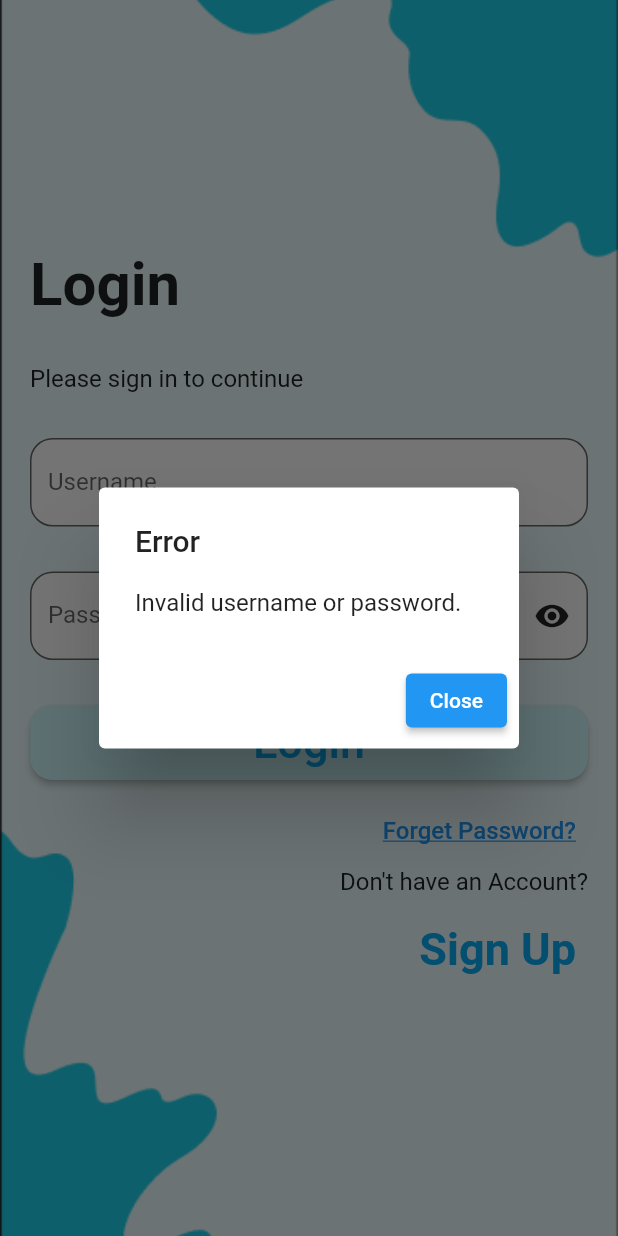
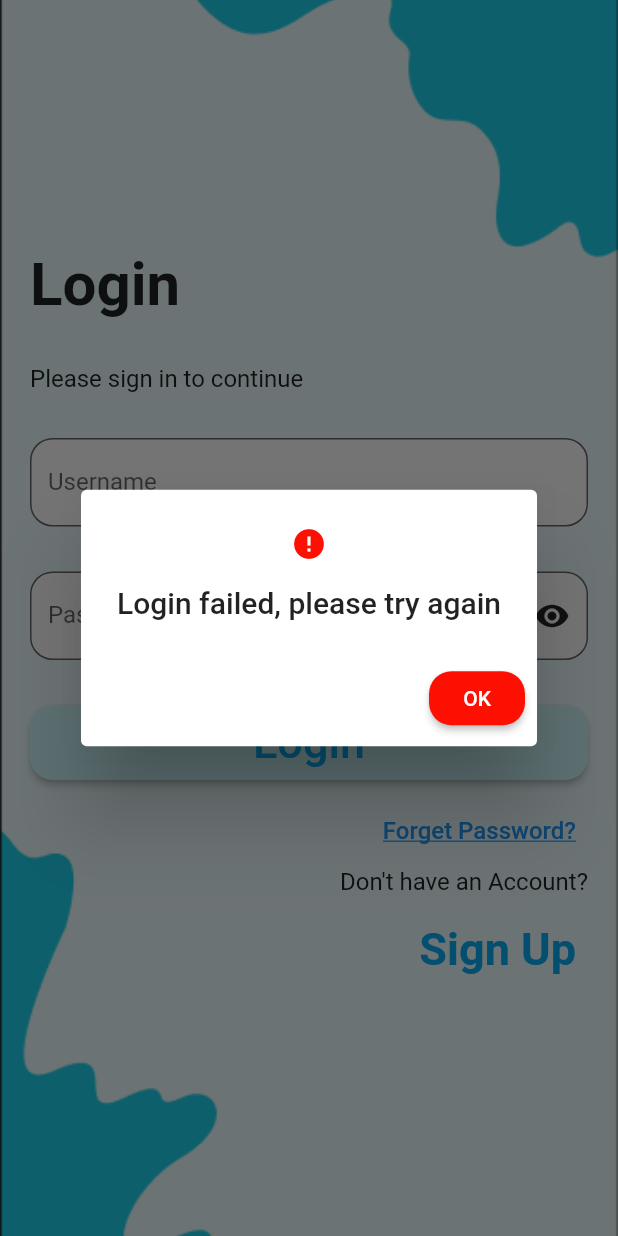
Before and after one commit to vuaspro1/english_learning, a Flutter app: the WelcomeScreen screen opened directly, after a tap on the "visibility off" icon, after a tap on "Login", on a phone screen of 412 x 824 dp. Run offline on Flutter 3.47's test engine with Material 2 defaults, Android fonts, the light colour scheme and no system bars; our stand-ins replace get, google_fonts.

Commit message:
Update notification 11/04/2023

```diff
--- a/lib/main.dart
+++ b/lib/main.dart
@@ -1,5 +1,3 @@
-import 'package:english_learning/src/features/authentication/screens/profile/profile.dart';
-import 'package:english_learning/src/features/authentication/screens/splash_screen/splash_screen.dart';
 import 'package:english_learning/src/features/authentication/screens/welcome/welcome_screen.dart';
 import 'package:english_learning/src/utils/theme/theme.dart';
 import 'package:flutter/material.dart';
@@ -18,7 +16,7 @@ class MyApp extends StatelessWidget {
       theme: TAppTheme.lightTheme,
       darkTheme: TAppTheme.darkTheme,
       themeMode: ThemeMode.system,
-      home: ProfileScreen(),
+      home: const WelcomeScreen(),
     );
   }
 }
--- a/lib/src/constants/colors.dart
+++ b/lib/src/constants/colors.dart
@@ -14,3 +14,4 @@ const tTextButtonColor = Color(0xFF09AAF3);
 const tBackgroundButtonColor = Color(0xFFCBF4F9);
 const tLogoutButtonColor = Color(0xFFEAD4D6) ;
 const tLogoutTextColor = Color(0xFFFD0F01);
+const tErrorColor = Color(0xFFFD0F01);
--- a/lib/src/constants/text_strings.dart
+++ b/lib/src/constants/text_strings.dart
@@ -10,9 +10,9 @@ const String tPassword = "Password";
 const String tForgetPassword = "Forget Password?";
 const String tDontHaveAccount = "Don't have an Account?";
 const String tSignUp = "Sign Up";
-const String tError = "Error";
+const String tError = "Login failed, please try again";
 const String tErrorSubTitle = "Invalid username or password.";
-const String tClose = "Close";
+const String tClose = "OK";
 
 // -- Sign Up Screen Text
 const String tSignUpSubTitle = "Please register an account to experience the application";
--- a/lib/src/features/authentication/screens/welcome/welcome_screen.dart
+++ b/lib/src/features/authentication/screens/welcome/welcome_screen.dart
@@ -3,6 +3,7 @@ import 'package:english_learning/src/constants/sizes.dart';
 import 'package:english_learning/src/constants/text_strings.dart';
 import 'package:flutter/material.dart';
 
+import '../../../../constants/image_strings.dart';
 import '../home/home.dart';
 import '../signup/signup_screen.dart';
 
@@ -22,7 +23,7 @@ class _WelcomeScreenState extends State<WelcomeScreen> {
       // If the username and password are "admin", navigate to the HomeScreen
       Navigator.pushReplacement(
         context,
-        MaterialPageRoute(builder: (context) => HomeScreen()),
+        MaterialPageRoute(builder: (context) => const HomeScreen()),
       );
     } else {
       // If the username and password are incorrect, show an error dialog
@@ -30,14 +31,25 @@ class _WelcomeScreenState extends State<WelcomeScreen> {
         context: context,
         builder: (context) {
           return AlertDialog(
-            title: Text(tError),
-            content: Text(tErrorSubTitle),
+            icon: Icon(Icons.error,
+              color: tErrorColor,
+            ),
+            title: const Text(tError),
             actions: [
               ElevatedButton(
                 onPressed: () {
                   Navigator.of(context).pop(); // Close the error dialog
                 },
-                child: Text(tClose),
+                child: const Text(tClose),
+                style: ButtonStyle(
+                  backgroundColor: MaterialStateProperty.all(tErrorColor),
+                  shape: MaterialStateProperty.all<RoundedRectangleBorder>(
+                    RoundedRectangleBorder(
+                      borderRadius: BorderRadius.circular(tBorderRadiusCircular), // Đặt bán kính cong
+                    ),
+                  ),
+                  // minimumSize: MaterialStateProperty.all(Size(300.0, 50.0)),
+                ),
               ),
             ],
           );
@@ -65,11 +77,11 @@ class _WelcomeScreenState extends State<WelcomeScreen> {
           child: Container(
             decoration: const BoxDecoration(
                 image: DecorationImage(
-                  image: AssetImage("assets/images/bg.png"),
+                  image: AssetImage(tBackground),
                   fit: BoxFit.cover,
                 )
             ),
-            padding: EdgeInsets.symmetric(horizontal: 20.0),
+            padding: const EdgeInsets.symmetric(horizontal: 20.0),
             child: Column(
               mainAxisAlignment: MainAxisAlignment.center,
               crossAxisAlignment: CrossAxisAlignment.start,
```
Also changed, not shown: lib/src/features/authentication/screens/home/home.dart (+18 -1 lines), lib/src/features/authentication/screens/signup/signup_screen.dart (+1 -24 lines), pubspec.lock.
